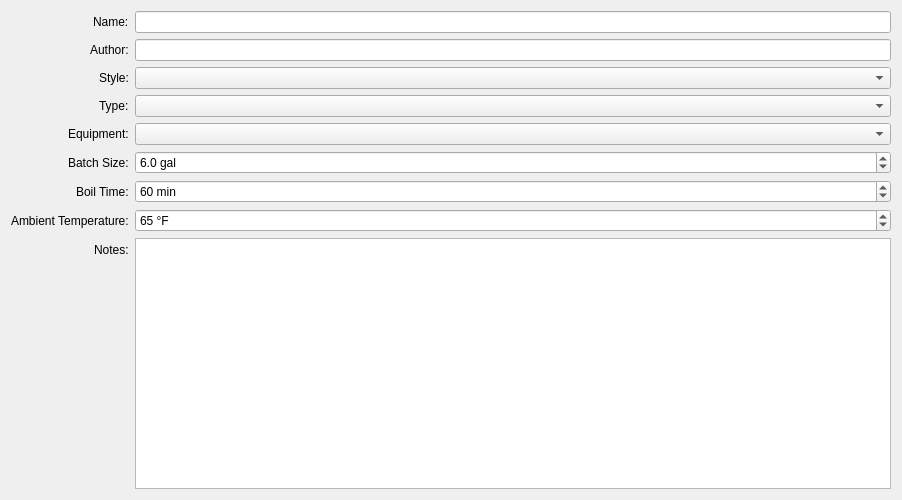
Above: GUI/Design/TabRecipe.ui from jwjulien/alphabrew before the change. Below: the same form after it.
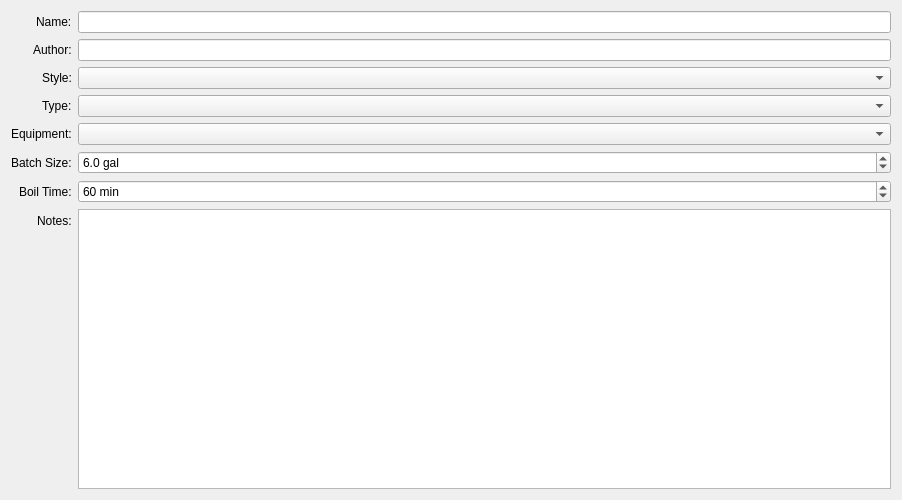
That is the form after the change.

Commit message: many updates to the mash to bring in temperature and volume calculations

Patch:
```diff
--- a/GUI/Design/TabRecipe.ui
+++ b/GUI/Design/TabRecipe.ui
@@ -121,39 +121,13 @@
     </widget>
    </item>
    <item row="7" column="0">
-    <widget class="QLabel" name="lbl_ambient">
-     <property name="text">
-      <string>Ambient Temperature:</string>
-     </property>
-    </widget>
-   </item>
-   <item row="7" column="1">
-    <widget class="QSpinBox" name="ambient">
-     <property name="toolTip">
-      <string>Starting temperature of the grains and mash tun.</string>
-     </property>
-     <property name="suffix">
-      <string> °F</string>
-     </property>
-     <property name="minimum">
-      <number>0</number>
-     </property>
-     <property name="maximum">
-      <number>120</number>
-     </property>
-     <property name="value">
-      <number>65</number>
-     </property>
-    </widget>
-   </item>
-   <item row="8" column="0">
     <widget class="QLabel" name="lbl_notes">
      <property name="text">
       <string>Notes:</string>
      </property>
     </widget>
    </item>
-   <item row="8" column="1">
+   <item row="7" column="1">
     <widget class="QPlainTextEdit" name="notes"/>
    </item>
   </layout>
```
The commit also changes 18 other files.
